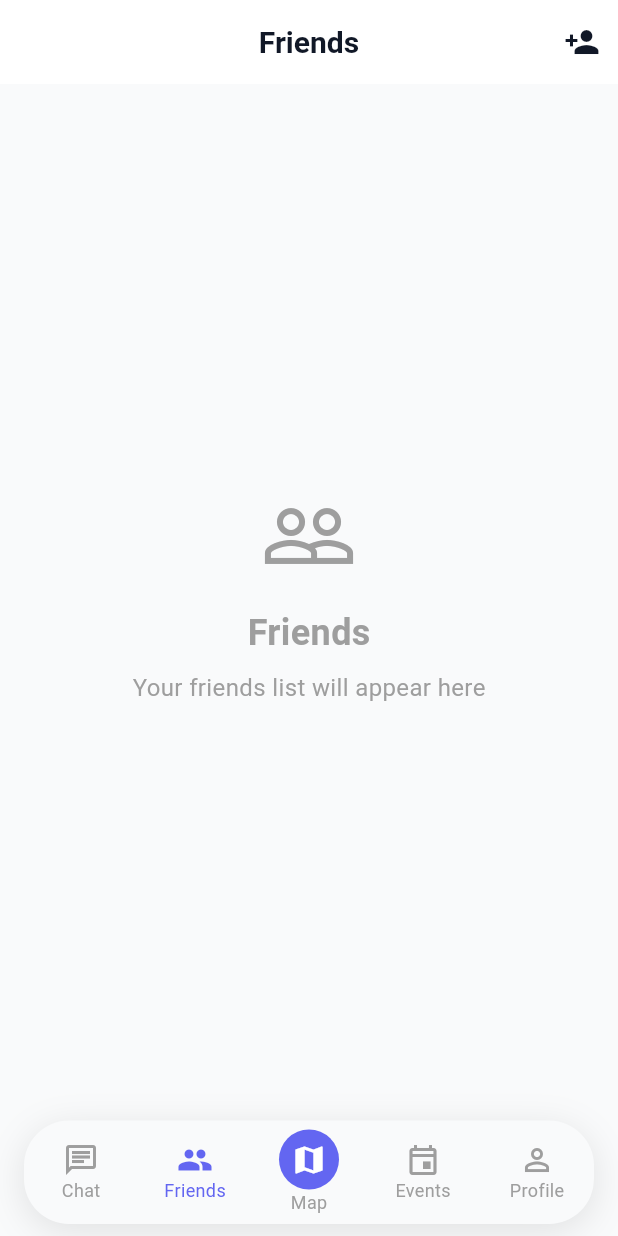
After one commit to bogdan-velicu/MeetUp, a Flutter app: the MainNavigationScreen screen opened by its route, item 2 of the bottom bar chosen, after a tap on the "person add" icon, on a phone screen of 412 x 824 dp. The commit adds this screen. Run offline on Flutter 3.47's test engine with Material 3 defaults, Android fonts, the light colour scheme and no system bars; our stand-ins replace dio, firebase_core, firebase_messaging, flutter_dotenv, flutter_local_notifications, geolocator and 2 more; accounts and stored records are empty.

Commit message:
Update TODO progress to reflect completed tasks in Map View and Navigation & UI Structure. Modify route generator to use MainNavigationScreen instead of HomeScreen, and adjust map view widget to disable zoom controls for custom controls.

```diff
--- a/mobile/lib/core/utils/route_generator.dart
+++ b/mobile/lib/core/utils/route_generator.dart
@@ -3,7 +3,7 @@ import 'route_names.dart';
 import '../../features/auth/screens/login_screen.dart';
 import '../../features/auth/screens/register_screen.dart';
 import '../../features/splash/splash_screen.dart';
-import '../../features/home/home_screen.dart';
+import '../../features/navigation/main_navigation_screen.dart';
 
 class RouteGenerator {
   static Route<dynamic> generateRoute(RouteSettings settings) {
@@ -18,7 +18,7 @@ class RouteGenerator {
         return MaterialPageRoute(builder: (_) => const RegisterScreen());
 
       case RouteNames.home:
-        return MaterialPageRoute(builder: (_) => const HomeScreen());
+        return MaterialPageRoute(builder: (_) => const MainNavigationScreen());
 
       default:
         return _errorRoute();
--- /dev/null
+++ b/mobile/lib/features/chat/chat_screen.dart
@@ -0,0 +1,44 @@
+import 'package:flutter/material.dart';
+
+class ChatScreen extends StatelessWidget {
+  const ChatScreen({super.key});
+
+  @override
+  Widget build(BuildContext context) {
+    return Scaffold(
+      appBar: AppBar(
+        title: const Text('Chat'),
+        automaticallyImplyLeading: false,
+      ),
+      body: const Center(
+        child: Column(
+          mainAxisAlignment: MainAxisAlignment.center,
+          children: [
+            Icon(
+              Icons.chat_bubble_outline,
+              size: 64,
+              color: Colors.grey,
+            ),
+            SizedBox(height: 16),
+            Text(
+              'Chat',
+              style: TextStyle(
+                fontSize: 24,
+                fontWeight: FontWeight.bold,
+                color: Colors.grey,
+              ),
+            ),
+            SizedBox(height: 8),
+            Text(
+              'Coming soon',
+              style: TextStyle(
+                fontSize: 16,
+                color: Colors.grey,
+              ),
+            ),
+          ],
+        ),
+      ),
+    );
+  }
+}
--- /dev/null
+++ b/mobile/lib/features/events/events_screen.dart
@@ -0,0 +1,52 @@
+import 'package:flutter/material.dart';
+
+class EventsScreen extends StatelessWidget {
+  const EventsScreen({super.key});
+
+  @override
+  Widget build(BuildContext context) {
+    return Scaffold(
+      appBar: AppBar(
+        title: const Text('Events'),
+        automaticallyImplyLeading: false,
+        actions: [
+          IconButton(
+            icon: const Icon(Icons.add),
+            onPressed: () {
+              // TODO: Navigate to create event
+            },
+          ),
+        ],
+      ),
+      body: const Center(
+        child: Column(
+          mainAxisAlignment: MainAxisAlignment.center,
+          children: [
+            Icon(
+              Icons.event_outlined,
+              size: 64,
+              color: Colors.grey,
+            ),
+            SizedBox(height: 16),
+            Text(
+              'Events',
+              style: TextStyle(
+                fontSize: 24,
+                fontWeight: FontWeight.bold,
+                color: Colors.grey,
+              ),
+            ),
+            SizedBox(height: 8),
+            Text(
+              'Upcoming events will appear here',
+              style: TextStyle(
+                fontSize: 16,
+                color: Colors.grey,
+              ),
+            ),
+          ],
+        ),
+      ),
+    );
+  }
+}
--- /dev/null
+++ b/mobile/lib/features/friends/friends_screen.dart
@@ -0,0 +1,52 @@
+import 'package:flutter/material.dart';
+
+class FriendsScreen extends StatelessWidget {
+  const FriendsScreen({super.key});
+
+  @override
+  Widget build(BuildContext context) {
+    return Scaffold(
+      appBar: AppBar(
+        title: const Text('Friends'),
+        automaticallyImplyLeading: false,
+        actions: [
+          IconButton(
+            icon: const Icon(Icons.person_add),
+            onPressed: () {
+              // TODO: Navigate to add friends
+            },
+          ),
+        ],
+      ),
+      body: const Center(
+        child: Column(
+          mainAxisAlignment: MainAxisAlignment.center,
+          children: [
+            Icon(
+              Icons.people_outline,
+              size: 64,
+              color: Colors.grey,
+            ),
+            SizedBox(height: 16),
+            Text(
+              'Friends',
+              style: TextStyle(
+                fontSize: 24,
+                fontWeight: FontWeight.bold,
+                color: Colors.grey,
+              ),
+            ),
+            SizedBox(height: 8),
+            Text(
+              'Your friends list will appear here',
+              style: TextStyle(
+                fontSize: 16,
+                color: Colors.grey,
+              ),
+            ),
+          ],
+        ),
+      ),
+    );
+  }
+}
--- /dev/null
+++ b/mobile/lib/features/map/map_screen.dart
@@ -0,0 +1,99 @@
+import 'package:flutter/material.dart';
+import 'package:google_maps_flutter/google_maps_flutter.dart';
+import 'widgets/map_view_widget.dart';
+import '../../services/location/location_service.dart';
+
+class MapScreen extends StatefulWidget {
+  const MapScreen({super.key});
+
+  @override
+  State<MapScreen> createState() => _MapScreenState();
+}
+
+class _MapScreenState extends State<MapScreen> {
+  final LocationService _locationService = LocationService();
+  LatLng? _currentPosition;
+  Set<Marker> _markers = {};
+  bool _isLoading = true;
+  String? _error;
+
+  @override
+  void initState() {
+    super.initState();
+    _getCurrentLocation();
+    _loadFriendsLocations();
+  }
+
+  Future<void> _getCurrentLocation() async {
+    try {
+      final position = await _locationService.getCurrentLocation();
+      if (position != null) {
+        setState(() {
+          _currentPosition = LatLng(position.latitude, position.longitude);
+          _isLoading = false;
+        });
+      } else {
+        setState(() {
+          _error = 'Could not get current location';
+          _isLoading = false;
+        });
+      }
+    } catch (e) {
+      setState(() {
+        _error = 'Error getting location: $e';
+        _isLoading = false;
+      });
+    }
+  }
+
+  Future<void> _loadFriendsLocations() async {
+    // TODO: Load friends locations from API
+    // For now, we'll just show current user location
+  }
+
+  @override
+  Widget build(BuildContext context) {
+    return Scaffold(
+      appBar: AppBar(
+        title: const Text('Map'),
+        automaticallyImplyLeading: false,
+        actions: [
+          IconButton(
+            icon: const Icon(Icons.my_location),
+            onPressed: () {
+              if (_currentPosition != null) {
+                // TODO: Animate to current location
+              }
+            },
+          ),
+        ],
+      ),
+      body: _isLoading
+          ? const Center(child: CircularProgressIndicator())
+          : _error != null
+              ? Center(
+                  child: Column(
+                    mainAxisAlignment: MainAxisAlignment.center,
+                    children: [
+                      const Icon(Icons.error_outline, size: 64, color: Colors.red),
+                      const SizedBox(height: 16),
+                      Text(_error!),
+                      const SizedBox(height: 16),
+                      ElevatedButton(
+                        onPressed: _getCurrentLocation,
+                        child: const Text('Retry'),
+                      ),
+                    ],
+                  ),
+                )
+              : _currentPosition != null
+                  ? MapViewWidget(
+                      initialPosition: _currentPosition,
+                      markers: _markers,
+                    )
+                  : const Center(
+                      child: Text('No location available'),
+                    ),
+    );
+  }
+}
--- a/mobile/lib/features/map/widgets/map_view_widget.dart
+++ b/mobile/lib/features/map/widgets/map_view_widget.dart
@@ -36,7 +36,7 @@ class _MapViewWidgetState extends State<MapViewWidget> {
       myLocationEnabled: true,
       myLocationButtonEnabled: true,
       mapType: MapType.normal,
-      zoomControlsEnabled: true,
+      zoomControlsEnabled: false, // We'll use custom controls
       onMapCreated: (GoogleMapController controller) {
         _mapController = controller;
         // Apply custom map style if needed
--- /dev/null
+++ b/mobile/lib/features/navigation/main_navigation_screen.dart
@@ -0,0 +1,104 @@
+import 'package:flutter/material.dart';
+import '../chat/chat_screen.dart';
+import '../friends/friends_screen.dart';
+import '../map/map_screen.dart';
+import '../profile/profile_screen.dart';
+import '../events/events_screen.dart';
+
+class MainNavigationScreen extends StatefulWidget {
+  const MainNavigationScreen({super.key});
+
+  @override
+  State<MainNavigationScreen> createState() => _MainNavigationScreenState();
+}
+
+class _MainNavigationScreenState extends State<MainNavigationScreen> {
+  int _currentIndex = 2; // Start at Map (center)
+
+  final List<Widget> _screens = [
+    const ChatScreen(),
+    const FriendsScreen(),
+    const MapScreen(),
+    const EventsScreen(),
+    const ProfileScreen(),
+  ];
+
+  @override
+  Widget build(BuildContext context) {
+    return Scaffold(
+      body: IndexedStack(
+        index: _currentIndex,
+        children: _screens,
+      ),
+      bottomNavigationBar: _buildFloatingBottomNav(),
+    );
+  }
+
+  Widget _buildFloatingBottomNav() {
+    return Container(
+      margin: const EdgeInsets.symmetric(horizontal: 16, vertical: 8),
+      decoration: BoxDecoration(
+        color: Theme.of(context).scaffoldBackgroundColor,
+        borderRadius: BorderRadius.circular(30),
+        boxShadow: [
+          BoxShadow(
+            color: Colors.black.withOpacity(0.1),
+            blurRadius: 20,
+            offset: const Offset(0, 5),
+          ),
+        ],
+      ),
+      child: ClipRRect(
+        borderRadius: BorderRadius.circular(30),
+        child: BottomNavigationBar(
+          currentIndex: _currentIndex,
+          onTap: (index) {
+            setState(() {
+              _currentIndex = index;
+            });
+          },
+          type: BottomNavigationBarType.fixed,
+          backgroundColor: Colors.transparent,
+          elevation: 0,
+          selectedItemColor: Theme.of(context).primaryColor,
+          unselectedItemColor: Colors.grey,
+          selectedFontSize: 12,
+          unselectedFontSize: 12,
+          items: [
+            BottomNavigationBarItem(
+              icon: Icon(_currentIndex == 0 ? Icons.chat : Icons.chat_outlined),
+              label: 'Chat',
+            ),
+            BottomNavigationBarItem(
+              icon: Icon(_currentIndex == 1 ? Icons.people : Icons.people_outline),
+              label: 'Friends',
+            ),
+            BottomNavigationBarItem(
+              icon: Container(
+                padding: const EdgeInsets.all(8),
+                decoration: BoxDecoration(
+                  color: Theme.of(context).primaryColor,
+                  shape: BoxShape.circle,
+                ),
+                child: const Icon(
+                  Icons.map,
+                  color: Colors.white,
+                  size: 24,
+                ),
+              ),
+              label: 'Map',
+            ),
+            BottomNavigationBarItem(
+              icon: Icon(_currentIndex == 3 ? Icons.event : Icons.event_outlined),
+              label: 'Events',
+            ),
+            BottomNavigationBarItem(
+              icon: Icon(_currentIndex == 4 ? Icons.person : Icons.person_outline),
+              label: 'Profile',
+            ),
+          ],
+        ),
+      ),
+    );
+  }
+}
--- /dev/null
+++ b/mobile/lib/features/profile/profile_screen.dart
@@ -0,0 +1,161 @@
+import 'package:flutter/material.dart';
+import 'package:provider/provider.dart';
+import '../../services/auth/auth_provider.dart';
+
+class ProfileScreen extends StatelessWidget {
+  const ProfileScreen({super.key});
+
+  @override
+  Widget build(BuildContext context) {
+    final authProvider = Provider.of<AuthProvider>(context);
+
+    return Scaffold(
+      appBar: AppBar(
+        title: const Text('Profile'),
+        automaticallyImplyLeading: false,
+        actions: [
+          IconButton(
+            icon: const Icon(Icons.settings),
+            onPressed: () {
+              // TODO: Navigate to settings
+            },
+          ),
+        ],
+      ),
+      body: authProvider.isAuthenticated && authProvider.currentUser != null
+          ? SingleChildScrollView(
+              child: Column(
+                children: [
+                  const SizedBox(height: 20),
+                  // Profile Picture
+                  CircleAvatar(
+                    radius: 50,
+                    backgroundColor: Theme.of(context).primaryColor,
+                    child: Text(
+                      (authProvider.currentUser!['username'] as String? ?? 'U')[0].toUpperCase(),
+                      style: const TextStyle(
+                        fontSize: 40,
+                        color: Colors.white,
+                      ),
+                    ),
+                  ),
+                  const SizedBox(height: 16),
+                  // Username
+                  Text(
+                    authProvider.currentUser!['username'] ?? 'User',
+                    style: const TextStyle(
+                      fontSize: 24,
+                      fontWeight: FontWeight.bold,
+                    ),
+                  ),
+                  const SizedBox(height: 8),
+                  // Email
+                  Text(
+                    authProvider.currentUser!['email'] ?? '',
+                    style: TextStyle(
+                      fontSize: 16,
+                      color: Colors.grey[600],
+                    ),
+                  ),
+                  const SizedBox(height: 32),
+                  // Points
+                  Container(
+                    margin: const EdgeInsets.symmetric(horizontal: 16),
+                    padding: const EdgeInsets.all(16),
+                    decoration: BoxDecoration(
+                      color: Theme.of(context).primaryColor.withOpacity(0.1),
+                      borderRadius: BorderRadius.circular(12),
+                    ),
+                    child: Row(
+                      mainAxisAlignment: MainAxisAlignment.center,
+                      children: [
+                        const Icon(Icons.stars, color: Colors.amber),
+                        const SizedBox(width: 8),
+                        Text(
+                          '${authProvider.currentUser!['total_points'] ?? 0} Points',
+                          style: const TextStyle(
+                            fontSize: 20,
+                            fontWeight: FontWeight.bold,
+                          ),
+                        ),
+                      ],
+                    ),
+                  ),
+                  const SizedBox(height: 32),
+                  // Menu Items
+                  _buildMenuItem(
+                    context,
+                    icon: Icons.person,
+                    title: 'Edit Profile',
+                    onTap: () {
+                      // TODO: Navigate to edit profile
+                    },
+                  ),
+                  _buildMenuItem(
+                    context,
+                    icon: Icons.history,
+                    title: 'Meeting History',
+                    onTap: () {
+                      // TODO: Navigate to meeting history
+                    },
+                  ),
+                  _buildMenuItem(
+                    context,
+                    icon: Icons.stars,
+                    title: 'Points History',
+                    onTap: () {
+                      // TODO: Navigate to points history
+                    },
+                  ),
+                  _buildMenuItem(
+                    context,
+                    icon: Icons.settings,
+                    title: 'Settings',
+                    onTap: () {
+                      // TODO: Navigate to settings
+                    },
+                  ),
+                  const SizedBox(height: 16),
+                  // Logout Button
+                  Padding(
+                    padding: const EdgeInsets.symmetric(horizontal: 16),
+                    child: ElevatedButton.icon(
+                      onPressed: () async {
+                        await authProvider.logout();
+                        if (context.mounted) {
+                          Navigator.of(context).pushReplacementNamed('/login');
+                        }
+                      },
+                      icon: const Icon(Icons.logout),
+                      label: const Text('Logout'),
+                      style: ElevatedButton.styleFrom(
+                        backgroundColor: Colors.red,
+                        foregroundColor: Colors.white,
+                        minimumSize: const Size(double.infinity, 48),
+                      ),
+                    ),
+                  ),
+                  const SizedBox(height: 32),
+                ],
+              ),
+            )
+          : const Center(
+              child: CircularProgressIndicator(),
+            ),
+    );
+  }
+
+  Widget _buildMenuItem(
+    BuildContext context, {
+    required IconData icon,
+    required String title,
+    required VoidCallback onTap,
+  }) {
+    return ListTile(
+      leading: Icon(icon),
+      title: Text(title),
+      trailing: const Icon(Icons.chevron_right),
+      onTap: onTap,
+    );
+  }
+}
```
Also changed, not shown: 1 other file.
